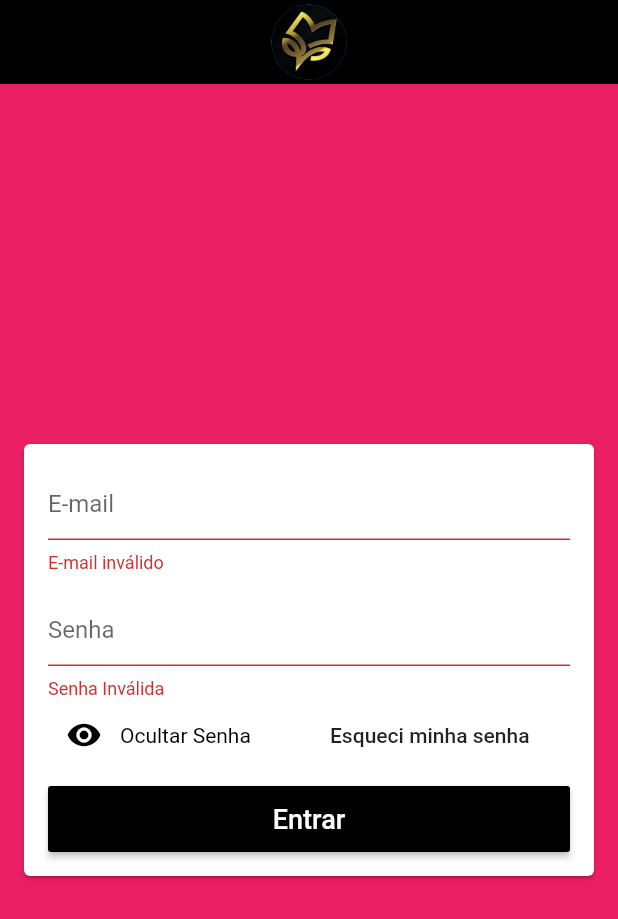
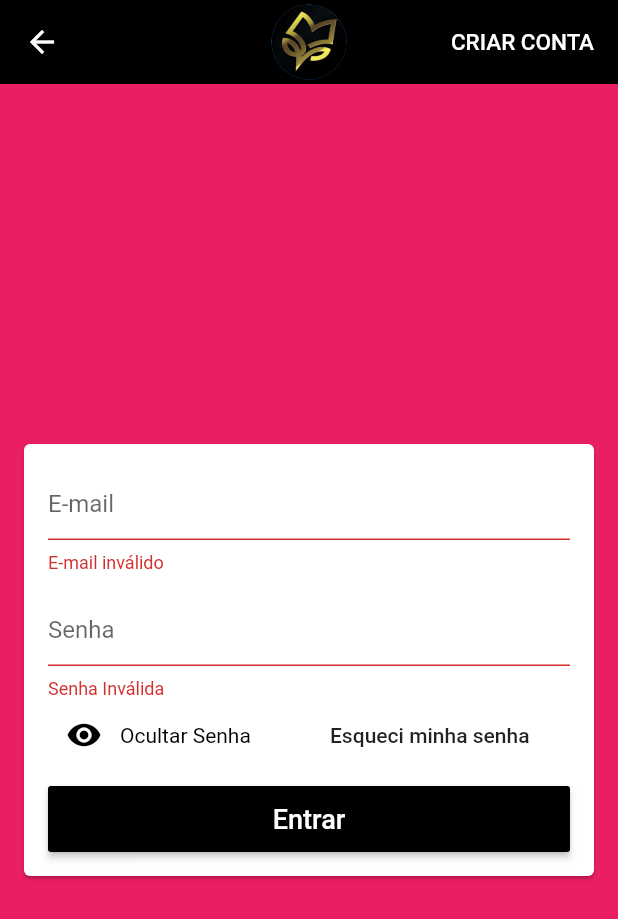
Before and after one commit to ViniciusVicco/MMStore, a Flutter app: the screen it shows after launch, after a tap on "Entrar", on a phone screen of 412 x 824 dp. Shown: the top 919 px of the screen. Run offline on Flutter 3.47's test engine with Material 2 defaults, Android fonts, the phone set to English and light mode, and no system bars; our stand-ins replace cloud_firestore, firebase_auth; accounts and stored records are empty.

Commit message:
Atualização da tela login_screen.dart + criação da tela signup_screen.dart

```diff
--- a/lib/main.dart
+++ b/lib/main.dart
@@ -3,6 +3,7 @@ import 'package:cloud_firestore/cloud_firestore.dart';
 import 'package:flutter/material.dart';
 import 'package:michellemirandastore/models/user_manager.dart';
 import 'package:michellemirandastore/screns/base_screen.dart';
+import 'package:michellemirandastore/screns/signup/signup_screen.dart';
 import 'package:provider/provider.dart';
 
 
@@ -17,7 +18,7 @@ class MyApp extends StatelessWidget {
 
   Widget build(BuildContext context) {
 
-    return Provider(
+    return ChangeNotifierProvider( // O change notifier é usado quando se quer testar alterações/mudanças
       create: (_) => UserManager(),
       child: MaterialApp(
         title: 'MM Store',
@@ -30,7 +31,20 @@ class MyApp extends StatelessWidget {
           ),
           visualDensity: VisualDensity.adaptivePlatformDensity,
         ),
-        home: BaseScreen()
+        initialRoute: '/base',
+        onGenerateRoute: (settings){
+          switch(settings.name){
+            case '/signup':
+              return MaterialPageRoute(
+                builder: (_) => SignUpScreen()
+              );
+            case '/base':
+            default:
+              return MaterialPageRoute(
+                  builder: (_) => BaseScreen()
+              );
+          }
+        },
       ),
     );
   }
--- a/lib/models/user_manager.dart
+++ b/lib/models/user_manager.dart
@@ -1,18 +1,46 @@
 import 'package:cloud_firestore/cloud_firestore.dart';
 import 'package:firebase_auth/firebase_auth.dart';
+import 'package:flutter/cupertino.dart';
 import 'package:flutter/services.dart';
+import 'package:michellemirandastore/helpers/firebase_erros.dart';
 import 'User.dart';
 
-class UserManager{
+class UserManager extends ChangeNotifier{
+
+  // Construtor
+  UserManager(){
+   _loadCurrentUser();
+  }
+
   final FirebaseAuth auth = FirebaseAuth.instance;
+  FirebaseUser user;
+  bool _loading = false;
+  bool get loading => _loading;
 
-  Future<void> signIn(User user) async {
+  Future<void> signIn({User user, Function onFail, Function onSucess}) async {
+    loading = true;
     try {
       final AuthResult result = await auth.signInWithEmailAndPassword(
           email: user.email, password: user.passworld);
-      print(result.user.uid);
-    } catch(e){
-      print(e);
+      await Future.delayed(Duration(seconds: 3));
+      onSucess();
+    }  on PlatformException catch(e){
+      onFail(getErrorString(e.code));
+    }
+      loading = false;
+  }
+
+  set loading(bool value){
+    this._loading = value;
+    notifyListeners();
+  }
+
+  Future<void> _loadCurrentUser() async{
+    final FirebaseUser currentUser = await auth.currentUser();
+    if(currentUser != null){
+      user = currentUser;
+      print(user.uid);
+      notifyListeners();
     }
   }
 }
--- a/lib/screns/login/login_screen.dart
+++ b/lib/screns/login/login_screen.dart
@@ -9,32 +9,47 @@ class LoginScreen extends StatelessWidget {
   final TextEditingController emailController = TextEditingController();
   final TextEditingController passwordController = TextEditingController();
   final GlobalKey<FormState> globalKey = GlobalKey<FormState>();
+  final GlobalKey<ScaffoldState> scaffoldKey = GlobalKey<ScaffoldState>();
   @override
   Widget build(BuildContext context) {
     return Scaffold(
+      key: scaffoldKey,
       appBar: AppBar(
-        title: Padding(
-          padding: EdgeInsets.fromLTRB(0, 0, 0, 0),
-          child: Align(
-            alignment: Alignment.center,
-            child: const CircleAvatar(
+
+        title: const CircleAvatar(
               radius: 25,
               backgroundImage:AssetImage('assets/iconLoja.jpg'),
             ),
+        centerTitle: true,
+        actions: <Widget>[
+          FlatButton(
+            onPressed: () {
+            Navigator.of(context).pushReplacementNamed('/signup');
+            },
+            textColor: Colors.white,
+            child: const Text(
+                "CRIAR CONTA",
+              style: TextStyle(
+                fontSize: 15
               ),
+
             ),
-        centerTitle: true,
+          )
+        ],
       ),
       body: Center(
         child: Card(
           margin: const EdgeInsets.symmetric(horizontal: 16),
           child: Form(
             key: globalKey,
-            child: ListView(
+            child: Consumer<UserManager>(
+              builder: (_, userManager, __){
+                return ListView(
                   padding: const EdgeInsets.all(16),
                   shrinkWrap: true,
                   children: [
                     TextFormField( // CAMPO E_MAIL
+                      enabled: !userManager.loading,
                       controller: emailController,
                       decoration: const InputDecoration(hintText: 'E-mail'),
                       keyboardType: TextInputType.emailAddress,
@@ -51,6 +66,7 @@ class LoginScreen extends StatelessWidget {
                       height: 14,
                     ),
                     TextFormField( // CAMPO SENHA
+                      enabled: !userManager.loading,
                       decoration: const InputDecoration(hintText: 'Senha',alignLabelWithHint: true),
                       controller: passwordController,
                       keyboardType: TextInputType.text,
@@ -106,20 +122,35 @@ class LoginScreen extends StatelessWidget {
                     SizedBox(
                       height: 44,
                       child: RaisedButton(
-                    onPressed: () {
+                        onPressed: userManager.loading ? null : () {
                           if(globalKey.currentState.validate()){
-                        context.read<UserManager>().signIn(
-                         User(
+                          userManager.signIn(
+                            user: User(
                               email: emailController.text,
                               passworld: passwordController.text,
-                         )
+                            ),
+                            onSucess: () {
+                              print("$emailController.text Está Logado");
+                            },
+                            onFail: (e){
+                              scaffoldKey.currentState.showSnackBar(
+                               SnackBar(
+                                 content: Text("Falha ao entrar: $e"),
+                                 backgroundColor: Colors.red,
+                               ) ,
                               );
+                            }
+                          );
+
+
 
                           }
 
                         },
                         child: SizedBox(
-                      child: const Text(
+                          child: userManager.loading ? CircularProgressIndicator(
+                            valueColor: AlwaysStoppedAnimation(Colors.white),
+                          ) :const Text(
                             "Entrar",
                             style: TextStyle(
                               color: Colors.white,
@@ -131,6 +162,8 @@ class LoginScreen extends StatelessWidget {
                       ),
                     )
                   ],
+                );
+              }
             ),
           ),
         ),
```
Also changed, not shown: lib/helpers/firebase_erros.dart (added, +25 -0 lines), lib/screns/signup/signup_screen.dart (added, +66 -0 lines). Lines whose indentation alone changed are shown as unchanged.
